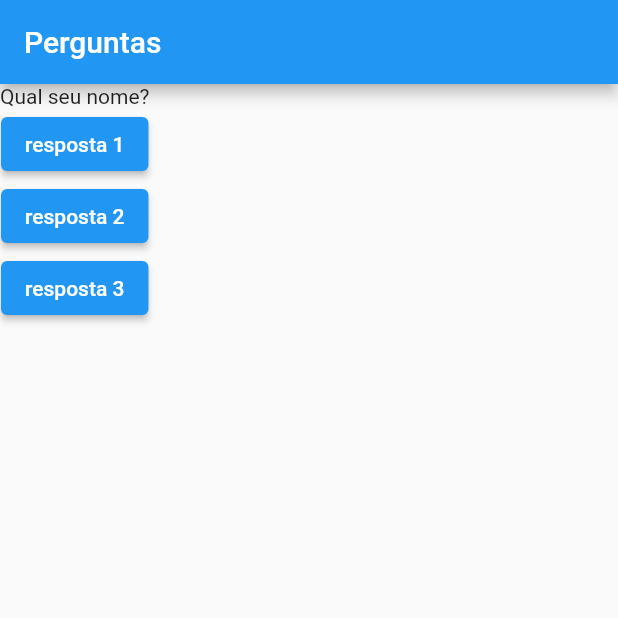
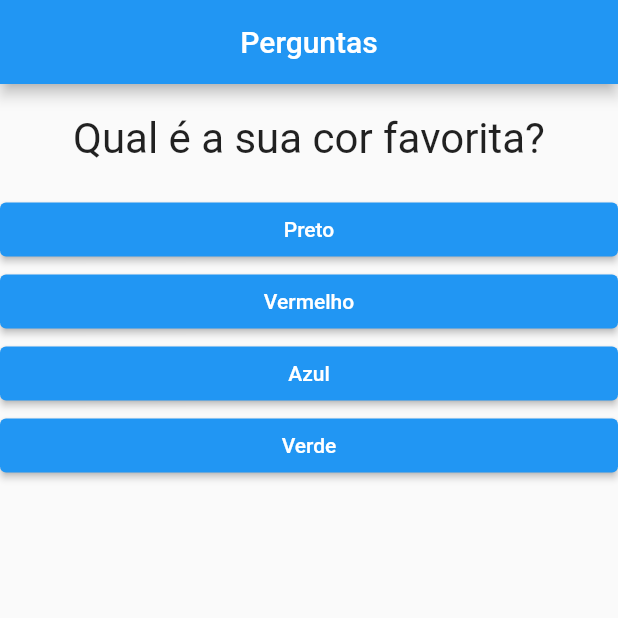
Before and after one commit to FabioFSS/flutter-course, a Flutter app: the screen it shows after launch, on a phone screen of 412 x 824 dp, the top half of it. Run offline on Flutter 3.47's test engine with Material 2 defaults, Android fonts, the phone set to English and light mode, and no system bars.

Commit message:
add questions and answers

```diff
--- a/first_project/lib/main.dart
+++ b/first_project/lib/main.dart
@@ -1,31 +1,73 @@
 import 'package:flutter/material.dart';
+import 'package:first_project/questao.dart';
+import 'package:first_project/resposta.dart';
 
 void main() {
-  runApp(PerguntaApp());
+  runApp(const PerguntaApp());
 }
 
-class PerguntaApp extends StatelessWidget {
-  PerguntaApp({Key? key}) : super(key: key);
+class PerguntaApp extends StatefulWidget {
+  const PerguntaApp({Key? key}) : super(key: key);
 
-  void responder() {
-    debugPrint('Pergunta respondida!');
+  @override
+  State<PerguntaApp> createState() => _PerguntaAppState();
+}
+
+class _PerguntaAppState extends State<PerguntaApp> {
+  final List<Map<String, Object>> _perguntas = const [
+    {
+      'texto': 'Qual é a sua cor favorita?',
+      'respostas': ['Preto', 'Vermelho', 'Azul', 'Verde'],
+    },
+    {
+      'texto': 'Qual sua cor favorita?',
+      'respostas': ['Cachorro', 'Gato', 'Cobra', 'Elefante'],
+    },
+    {
+      'texto': 'Qual seu instrutor favorito?',
+      'respostas': ['Maria', 'João', 'Carlos', 'Pedro'],
+    },
+  ];
+  var _perguntaSelecionada = 0;
+
+  void _responder() {
+    setState(() {
+      if (temPerguntaSelecionada) _perguntaSelecionada++;
+    });
+    debugPrint('$_perguntaSelecionada');
   }
 
-  final List<String> perguntas = ['Qual seu nome?', 'Qual sua cor favorita?'];
+  bool get temPerguntaSelecionada {
+    return _perguntaSelecionada < _perguntas.length;
+  }
 
   @override
   Widget build(BuildContext context) {
+    List<String> stringRespostas = temPerguntaSelecionada
+        ? _perguntas[_perguntaSelecionada].cast()['respostas']
+        : [];
+
     return MaterialApp(
       home: Scaffold(
         appBar: AppBar(
-          title: const Text('Perguntas'),
+          title: const Center(child: Text('Perguntas')),
         ),
-        body: Column(children: [
-          Text(perguntas[0]),
-          ElevatedButton(onPressed: responder, child: const Text('resposta 1')),
-          ElevatedButton(onPressed: responder, child: const Text('resposta 2')),
-          ElevatedButton(onPressed: responder, child: const Text('resposta 3')),
-        ]),
+        body: temPerguntaSelecionada
+            ? Column(children: [
+                Questao(
+                  texto: _perguntas[_perguntaSelecionada]['texto'].toString(),
+                ),
+                ...stringRespostas
+                    .map((texto) =>
+                        Resposta(texto: texto, onSelecao: _responder))
+                    .toList(),
+              ])
+            : const Center(
+                child: Text(
+                  "Parabéns",
+                  style: TextStyle(fontSize: 28),
+                ),
+              ),
       ),
     );
   }
--- /dev/null
+++ b/first_project/lib/questao.dart
@@ -0,0 +1,22 @@
+import 'package:flutter/material.dart';
+
+class Questao extends StatelessWidget {
+  const Questao({Key? key, required this.texto}) : super(key: key);
+
+  final String texto;
+
+  @override
+  Widget build(BuildContext context) {
+    return Container(
+      width: double.infinity,
+      margin: const EdgeInsets.all(20),
+      child: Text(
+        texto,
+        style: const TextStyle(
+          fontSize: 28,
+        ),
+        textAlign: TextAlign.center,
+      ),
+    );
+  }
+}
--- /dev/null
+++ b/first_project/lib/resposta.dart
@@ -0,0 +1,24 @@
+import 'package:flutter/material.dart';
+
+class Resposta extends StatelessWidget {
+  const Resposta({Key? key, required this.texto, required this.onSelecao})
+      : super(key: key);
+
+  final String texto;
+  final void Function() onSelecao;
+
+  @override
+  Widget build(BuildContext context) {
+    return SizedBox(
+      width: double.infinity,
+      child: ElevatedButton(
+        onPressed: onSelecao,
+        style: ElevatedButton.styleFrom(
+          primary: Colors.blue,
+          onPrimary: Colors.white,
+        ),
+        child: Text(texto),
+      ),
+    );
+  }
+}
```
